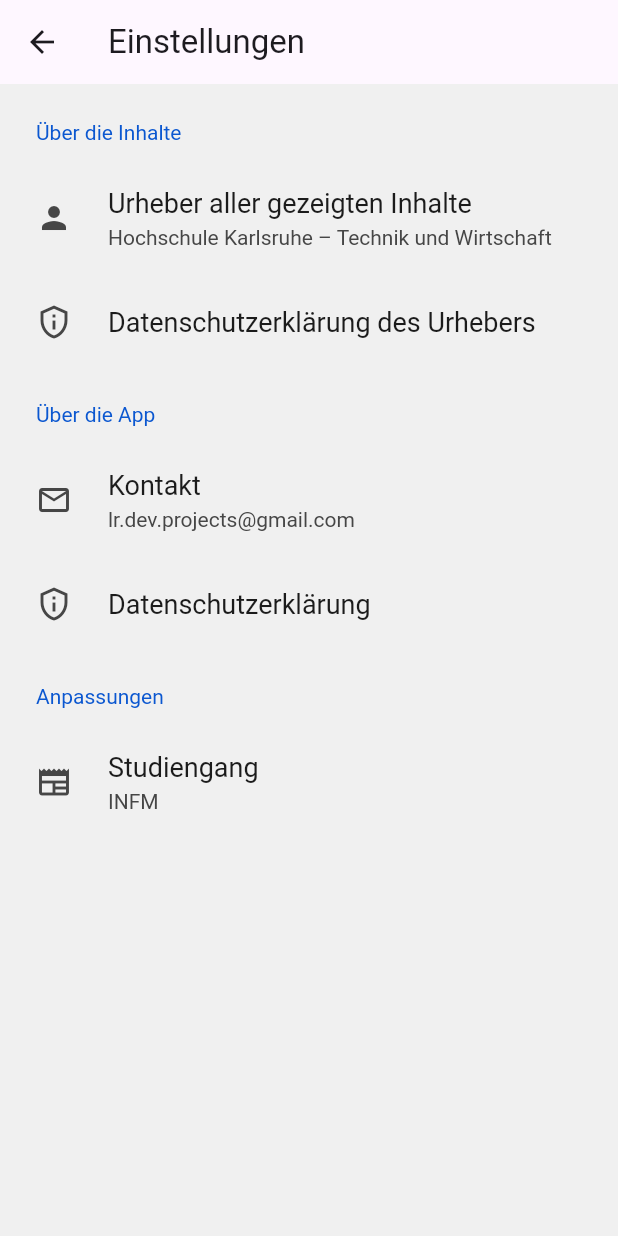
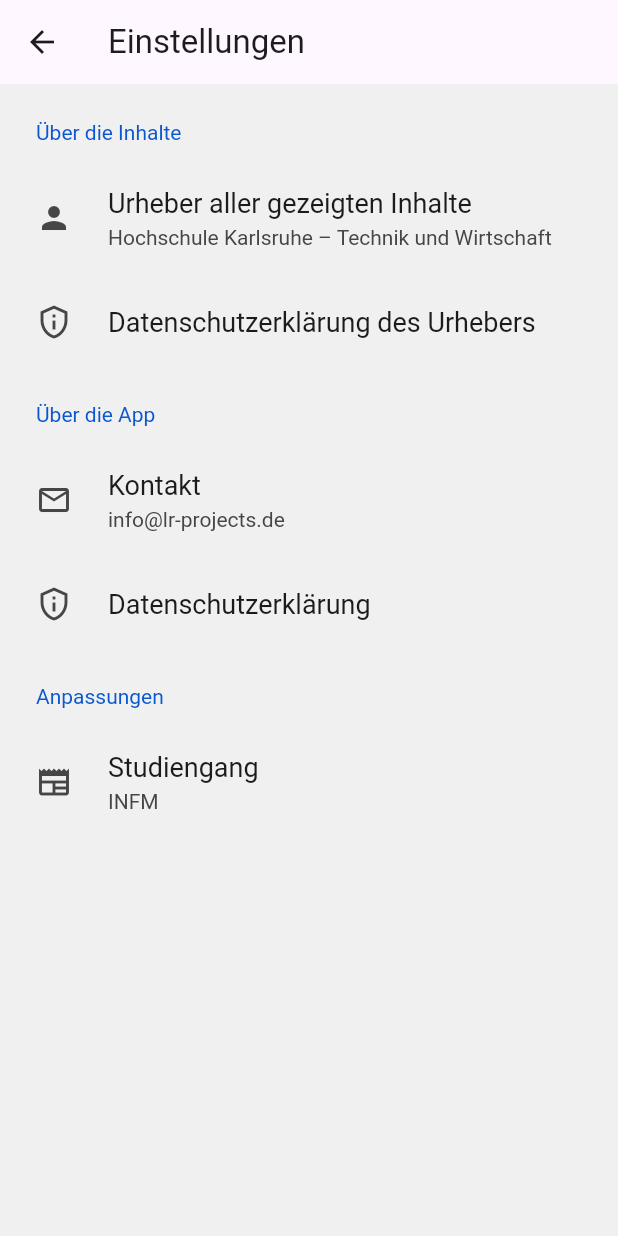
Before and after one commit to lr101/iwi_bulletinboard, a Flutter app: the screen it shows after launch, after a tap on the "settings" icon, on a phone screen of 412 x 824 dp. Run offline on Flutter 3.47's test engine with Material 3 defaults, Android fonts, the phone set to English and light mode, and no system bars; drawn by our look-alikes of settings_ui; our stand-ins replace firebase_core, firebase_messaging, shared_preferences, timezone; accounts and stored records are empty; network calls fail.

Commit message:
fix notifications

```diff
--- a/lib/api/fetch_news.dart
+++ b/lib/api/fetch_news.dart
@@ -10,13 +10,12 @@ class FetchNews {
   /// throws an Exception if an error occurs
   /// GET Request to Server
   static Future<List<Announcement>> fetchAnnouncements(String topic) async {
-    final SharedPreferences prefs = await SharedPreferences.getInstance();
     List<Announcement> members = [];
     Response response = await RestAPI.createHttpsRequest("/iwii/REST/newsbulletinboard/$topic", {}, 0);
     if (response.statusCode == 200) {
       List<dynamic> values = json.decode(response.body);
       for (dynamic d in values) {
-        Announcement announcement = Announcement.fromJson(d);
+        Announcement announcement = Announcement.fromJsonREST(d);
         members.add(announcement);
       }
     }
--- a/lib/widgets/home_page.dart
+++ b/lib/widgets/home_page.dart
@@ -41,9 +41,11 @@ class _MyHomePageState extends State<MyHomePage> with WidgetsBindingObserver  {
     final SharedPreferences prefs = await SharedPreferences.getInstance();
     try {
       list = prefs.getStringList("announcements")?.map((e) =>
-          Announcement.fromJson(json.decode((e)))).toList() ?? [];
+          Announcement.fromJson(json.decode(e))).toList() ?? [];
       setState(() {});
-    } catch (_) {}
+    } catch (e) {
+      print(e);
+    }
 
     await FirebaseMessaging.instance.subscribeToTopic(schwarzesBrett);
     await _refreshAll();
--- a/lib/widgets/privacy_page.dart
+++ b/lib/widgets/privacy_page.dart
@@ -26,7 +26,7 @@ class PrivacyPage extends StatelessWidget {
               '7. Zustimmung\n'
               'Durch die Nutzung der App stimmen die Nutzer den Bedingungen dieser Datenschutzverordnung zu. Falls die Nutzer den Bedingungen nicht zustimmen, sollten sie die App nicht verwenden.\n\n'
               '8. Kontakt\n'
-              'Bei Fragen oder Anliegen bezüglich dieser Datenschutzverordnung können sich Nutzer über die in der App bereitgestellten Kontaktinformationen (lr.dev.projects@gmail.com) an den Datenschutzbeauftragten wenden.',
+              'Bei Fragen oder Anliegen bezüglich dieser Datenschutzverordnung können sich Nutzer über die in der App bereitgestellten Kontaktinformationen (info@lr-projects.de) an den Datenschutzbeauftragten wenden.',
           style: TextStyle(fontSize: 16),
         ),
       ),
--- a/lib/widgets/settings_page.dart
+++ b/lib/widgets/settings_page.dart
@@ -62,12 +62,12 @@ class _SettingsPage extends State<SettingsPage> {
                 title: Text('Kontakt'),
                 onPressed: (_) =>
                     Clipboard.setData(
-                        ClipboardData(text: "lr.dev.projects@gmail.com")).then((
+                        ClipboardData(text: "info@lr-projects.de")).then((
                         _) =>
                         ScaffoldMessenger.of(context).showSnackBar(SnackBar(
                             content: Text("Email copied to clipboard")))
                     ),
-                value: Text("lr.dev.projects@gmail.com"),
+                value: Text("info@lr-projects.de"),
               ),
               SettingsTile.navigation(
                 leading: Icon(Icons.privacy_tip_outlined),
--- a/pubspec.yaml
+++ b/pubspec.yaml
@@ -16,7 +16,7 @@ publish_to: 'none' # Remove this line if you wish to publish to pub.dev
 # https://developer.apple.com/library/archive/documentation/General/Reference/InfoPlistKeyReference/Articles/CoreFoundationKeys.html
 # In Windows, build-name is used as the major, minor, and patch parts
 # of the product and file versions while build-number is used as the build suffix.
-version: 1.0.2+9
+version: 1.0.3+10
 
 environment:
   sdk: '>=3.2.3 <4.0.0'
```
Also changed, not shown: lib/entity/announcement.dart (+23 -8 lines), pubspec.lock, 3 other files.
